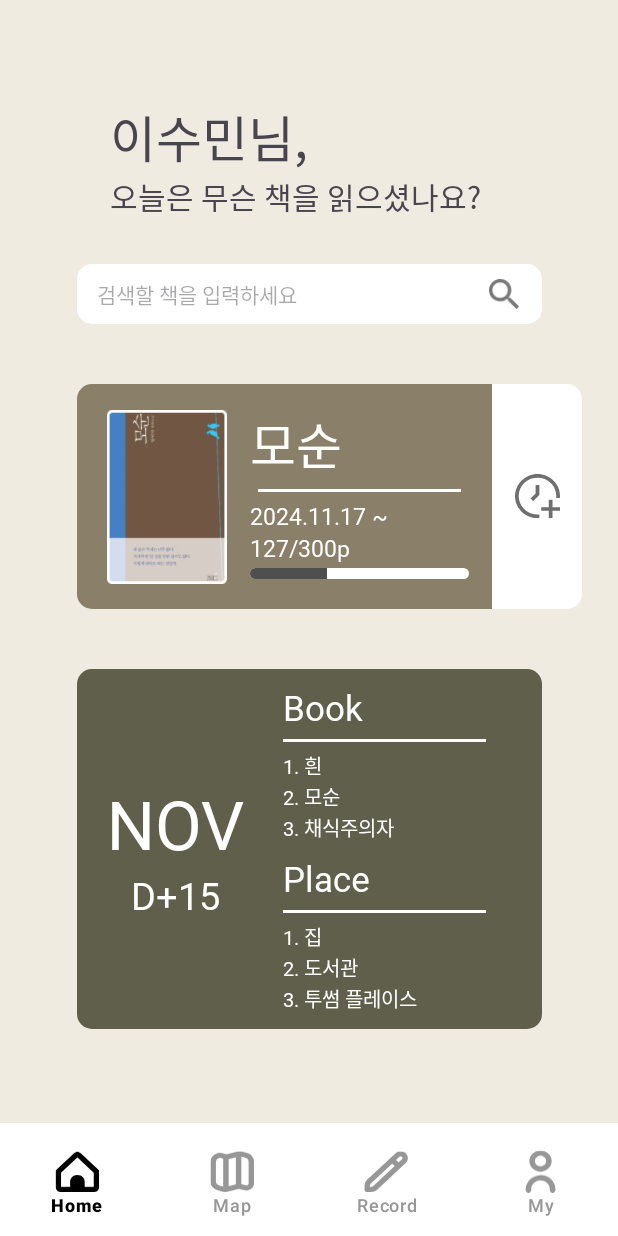
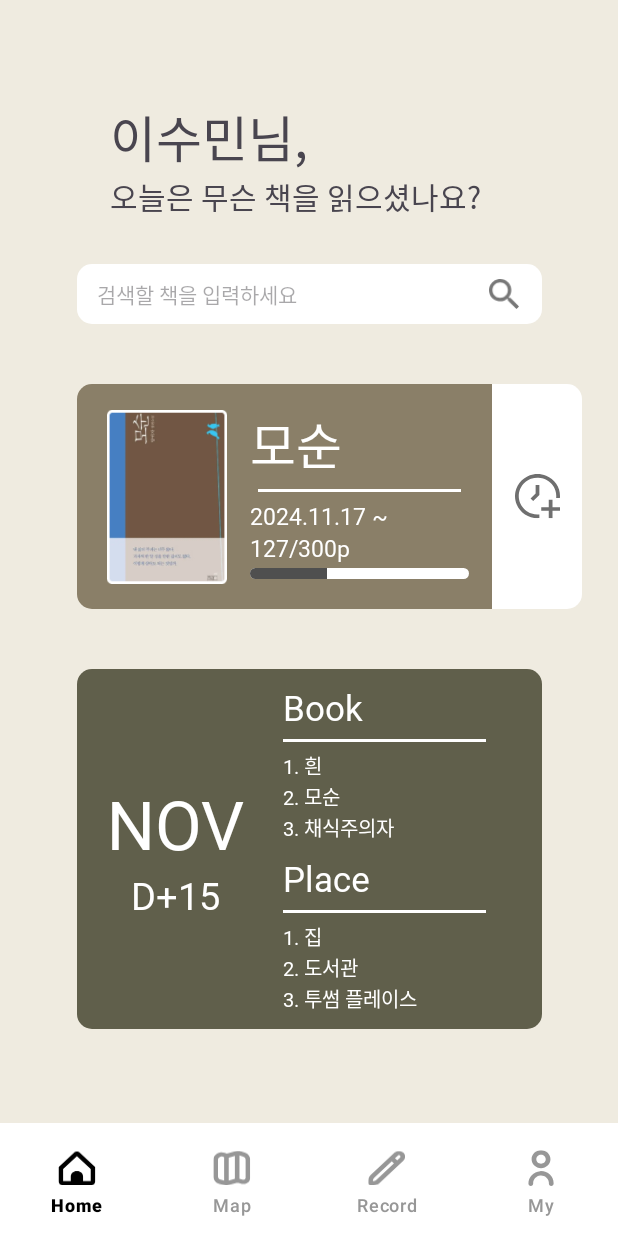
Before and after one commit to ssu-User-Interface/Booking, an Android app: the screen it shows after launch (MainActivity), on a phone screen of 412 x 824 dp. Run offline under Robolectric (Android 15) with nearby library versions, the phone set to English and light mode, and no system bars.

Commit message:
[UI/#12] 바텀 네비 아이콘 사이즈 줄임

```diff
--- a/app/src/main/res/layout/activity_main.xml
+++ b/app/src/main/res/layout/activity_main.xml
@@ -21,19 +21,19 @@
         android:id="@+id/bottom_navigation_view"
         android:layout_width="match_parent"
         android:layout_height="75dp"
+        android:background="@color/white"
+        android:paddingTop="5dp"
+        app:itemActiveIndicatorStyle="@android:color/transparent"
+        app:itemBackground="@color/white"
+        app:itemIconSize="25dp"
+        app:itemIconTint="@drawable/bottom_navigation_color"
+        app:itemTextColor="@drawable/bottom_navigation_color"
+        app:labelVisibilityMode="labeled"
         app:layout_constraintBottom_toBottomOf="parent"
         app:layout_constraintEnd_toEndOf="parent"
+        app:layout_constraintHorizontal_bias="0.0"
         app:layout_constraintStart_toStartOf="parent"
-        android:paddingTop="5dp"
-        app:menu="@menu/bottom_nav_menu"
-        app:itemIconSize="30dp"
-        app:labelVisibilityMode="labeled"
-        android:background="@color/white"
-        app:itemBackground="@color/white"
-        app:itemTextColor="@drawable/bottom_navigation_color"
-        app:itemIconTint="@drawable/bottom_navigation_color"
-        app:itemActiveIndicatorStyle="@android:color/transparent"/>
-
+        app:menu="@menu/bottom_nav_menu" />
 
 
 </androidx.constraintlayout.widget.ConstraintLayout>
```
